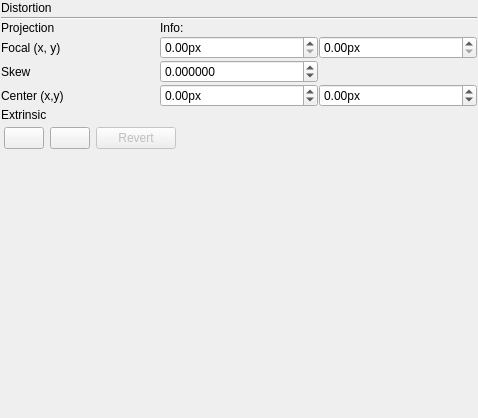
NickPenkrat/corecvs, file utils/distortioncorrector/cameraModelParametersControlWidget.ui: the form before one commit.
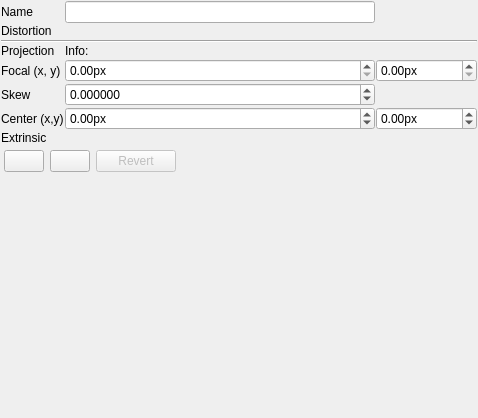
The form after the commit. Icons and pictures are not drawn. Custom widgets are drawn as their Qt base class.

Patch:
```diff
--- a/utils/distortioncorrector/cameraModelParametersControlWidget.ui
+++ b/utils/distortioncorrector/cameraModelParametersControlWidget.ui
@@ -29,170 +29,24 @@
    <property name="spacing">
     <number>1</number>
    </property>
-   <item row="5" column="2">
-    <widget class="QDoubleSpinBox" name="spinBoxFocalY">
-     <property name="suffix">
-      <string>px</string>
-     </property>
-     <property name="maximum">
-      <double>1000000000.000000000000000</double>
-     </property>
-    </widget>
-   </item>
-   <item row="5" column="1">
-    <widget class="QDoubleSpinBox" name="spinBoxFocalX">
-     <property name="suffix">
-      <string>px</string>
-     </property>
-     <property name="maximum">
-      <double>1000000000.000000000000000</double>
-     </property>
-    </widget>
-   </item>
-   <item row="1" column="0" colspan="2">
-    <widget class="QLabel" name="label">
-     <property name="text">
-      <string>Distortion</string>
-     </property>
-    </widget>
-   </item>
-   <item row="7" column="0">
-    <widget class="QLabel" name="label_12">
-     <property name="text">
-      <string>Center (x,y)</string>
-     </property>
-    </widget>
-   </item>
-   <item row="8" column="0">
+   <item row="10" column="0">
     <widget class="QLabel" name="label_4">
      <property name="text">
       <string>Extrinsic</string>
      </property>
     </widget>
    </item>
-   <item row="6" column="0">
-    <widget class="QLabel" name="labelSkew">
-     <property name="text">
-      <string>Skew</string>
-     </property>
-    </widget>
-   </item>
-   <item row="5" column="0">
-    <widget class="QLabel" name="labelFocalX">
-     <property name="text">
-      <string>Focal (x, y)</string>
-     </property>
-    </widget>
-   </item>
-   <item row="7" column="1">
-    <widget class="QDoubleSpinBox" name="spinBoxCx">
-     <property name="suffix">
-      <string>px</string>
-     </property>
-     <property name="minimum">
-      <double>-1000000000.000000000000000</double>
-     </property>
-     <property name="maximum">
-      <double>1000000000.000000000000000</double>
-     </property>
-    </widget>
-   </item>
    <item row="7" column="2">
-    <widget class="QDoubleSpinBox" name="spinBoxCy">
+    <widget class="QDoubleSpinBox" name="spinBoxFocalY">
      <property name="suffix">
       <string>px</string>
      </property>
-     <property name="minimum">
-      <double>-1000000000.000000000000000</double>
-     </property>
      <property name="maximum">
       <double>1000000000.000000000000000</double>
      </property>
     </widget>
    </item>
-   <item row="9" column="0" colspan="3">
-    <widget class="Affine3dControlWidget" name="extrinsicWidget" native="true">
-     <property name="sizePolicy">
-      <sizepolicy hsizetype="Preferred" vsizetype="Minimum">
-       <horstretch>0</horstretch>
-       <verstretch>0</verstretch>
-      </sizepolicy>
-     </property>
-     <property name="minimumSize">
-      <size>
-       <width>0</width>
-       <height>0</height>
-      </size>
-     </property>
-    </widget>
-   </item>
-   <item row="4" column="0">
-    <widget class="QLabel" name="label_11">
-     <property name="text">
-      <string>Projection</string>
-     </property>
-    </widget>
-   </item>
-   <item row="2" column="0" colspan="3">
-    <widget class="LensDistortionModelParametersControlWidget" name="lensDistortionWidget" native="true">
-     <property name="sizePolicy">
-      <sizepolicy hsizetype="Preferred" vsizetype="Minimum">
-       <horstretch>0</horstretch>
-       <verstretch>0</verstretch>
-      </sizepolicy>
-     </property>
-     <property name="minimumSize">
-      <size>
-       <width>0</width>
-       <height>0</height>
-      </size>
-     </property>
-    </widget>
-   </item>
-   <item row="3" column="0" colspan="3">
-    <widget class="Line" name="line">
-     <property name="orientation">
-      <enum>Qt::Horizontal</enum>
-     </property>
-    </widget>
-   </item>
-   <item row="6" column="1">
-    <widget class="QDoubleSpinBox" name="spinBoxSkew">
-     <property name="suffix">
-      <string/>
-     </property>
-     <property name="decimals">
-      <number>6</number>
-     </property>
-     <property name="minimum">
-      <double>-1000000000.000000000000000</double>
-     </property>
-     <property name="maximum">
-      <double>1000000000.000000000000000</double>
-     </property>
-    </widget>
-   </item>
-   <item row="4" column="1" colspan="2">
-    <widget class="QLabel" name="infoLabel">
-     <property name="text">
-      <string>Info:</string>
-     </property>
-    </widget>
-   </item>
-   <item row="11" column="0" colspan="2">
-    <spacer name="verticalSpacer">
-     <property name="orientation">
-      <enum>Qt::Vertical</enum>
-     </property>
-     <property name="sizeHint" stdset="0">
-      <size>
-       <width>20</width>
-       <height>40</height>
-      </size>
-     </property>
-    </spacer>
-   </item>
-   <item row="10" column="0" colspan="3">
+   <item row="12" column="0" colspan="3">
     <widget class="QFrame" name="frame">
      <layout class="QHBoxLayout" name="horizontalLayout">
       <property name="leftMargin">
@@ -277,6 +131,162 @@
      </layout>
     </widget>
    </item>
+   <item row="11" column="0" colspan="3">
+    <widget class="Affine3dControlWidget" name="extrinsicWidget" native="true">
+     <property name="sizePolicy">
+      <sizepolicy hsizetype="Preferred" vsizetype="Minimum">
+       <horstretch>0</horstretch>
+       <verstretch>0</verstretch>
+      </sizepolicy>
+     </property>
+     <property name="minimumSize">
+      <size>
+       <width>0</width>
+       <height>0</height>
+      </size>
+     </property>
+    </widget>
+   </item>
+   <item row="6" column="0">
+    <widget class="QLabel" name="label_11">
+     <property name="text">
+      <string>Projection</string>
+     </property>
+    </widget>
+   </item>
+   <item row="2" column="0" colspan="2">
+    <widget class="QLabel" name="label">
+     <property name="text">
+      <string>Distortion</string>
+     </property>
+    </widget>
+   </item>
+   <item row="5" column="0" colspan="3">
+    <widget class="Line" name="line">
+     <property name="orientation">
+      <enum>Qt::Horizontal</enum>
+     </property>
+    </widget>
+   </item>
+   <item row="9" column="0">
+    <widget class="QLabel" name="label_12">
+     <property name="text">
+      <string>Center (x,y)</string>
+     </property>
+    </widget>
+   </item>
+   <item row="8" column="0">
+    <widget class="QLabel" name="labelSkew">
+     <property name="text">
+      <string>Skew</string>
+     </property>
+    </widget>
+   </item>
+   <item row="8" column="1">
+    <widget class="QDoubleSpinBox" name="spinBoxSkew">
+     <property name="suffix">
+      <string/>
+     </property>
+     <property name="decimals">
+      <number>6</number>
+     </property>
+     <property name="minimum">
+      <double>-1000000000.000000000000000</double>
+     </property>
+     <property name="maximum">
+      <double>1000000000.000000000000000</double>
+     </property>
+    </widget>
+   </item>
+   <item row="7" column="1">
+    <widget class="QDoubleSpinBox" name="spinBoxFocalX">
+     <property name="suffix">
+      <string>px</string>
+     </property>
+     <property name="maximum">
+      <double>1000000000.000000000000000</double>
+     </property>
+    </widget>
+   </item>
+   <item row="7" column="0">
+    <widget class="QLabel" name="labelFocalX">
+     <property name="text">
+      <string>Focal (x, y)</string>
+     </property>
+    </widget>
+   </item>
+   <item row="6" column="1" colspan="2">
+    <widget class="QLabel" name="infoLabel">
+     <property name="text">
+      <string>Info:</string>
+     </property>
+    </widget>
+   </item>
+   <item row="13" column="0" colspan="2">
+    <spacer name="verticalSpacer">
+     <property name="orientation">
+      <enum>Qt::Vertical</enum>
+     </property>
+     <property name="sizeHint" stdset="0">
+      <size>
+       <width>20</width>
+       <height>40</height>
+      </size>
+     </property>
+    </spacer>
+   </item>
+   <item row="4" column="0" colspan="3">
+    <widget class="LensDistortionModelParametersControlWidget" name="lensDistortionWidget" native="true">
+     <property name="sizePolicy">
+      <sizepolicy hsizetype="Preferred" vsizetype="Minimum">
+       <horstretch>0</horstretch>
+       <verstretch>0</verstretch>
+      </sizepolicy>
+     </property>
+     <property name="minimumSize">
+      <size>
+       <width>0</width>
+       <height>0</height>
+      </size>
+     </property>
+    </widget>
+   </item>
+   <item row="9" column="1">
+    <widget class="QDoubleSpinBox" name="spinBoxCx">
+     <property name="suffix">
+      <string>px</string>
+     </property>
+     <property name="minimum">
+      <double>-1000000000.000000000000000</double>
+     </property>
+     <property name="maximum">
+      <double>1000000000.000000000000000</double>
+     </property>
+    </widget>
+   </item>
+   <item row="9" column="2">
+    <widget class="QDoubleSpinBox" name="spinBoxCy">
+     <property name="suffix">
+      <string>px</string>
+     </property>
+     <property name="minimum">
+      <double>-1000000000.000000000000000</double>
+     </property>
+     <property name="maximum">
+      <double>1000000000.000000000000000</double>
+     </property>
+    </widget>
+   </item>
+   <item row="0" column="1">
+    <widget class="QLineEdit" name="cameraNameEdit"/>
+   </item>
+   <item row="0" column="0">
+    <widget class="QLabel" name="label_2">
+     <property name="text">
+      <string>Name</string>
+     </property>
+    </widget>
+   </item>
   </layout>
  </widget>
  <customwidgets>
```
